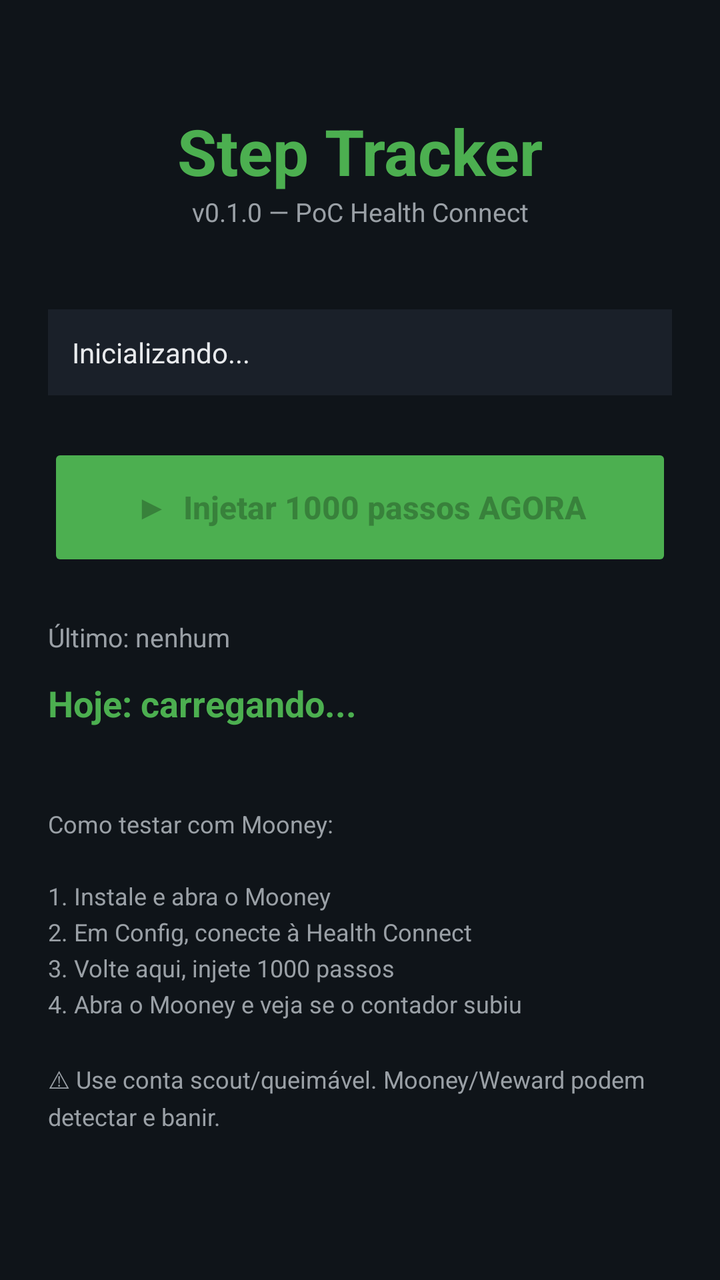
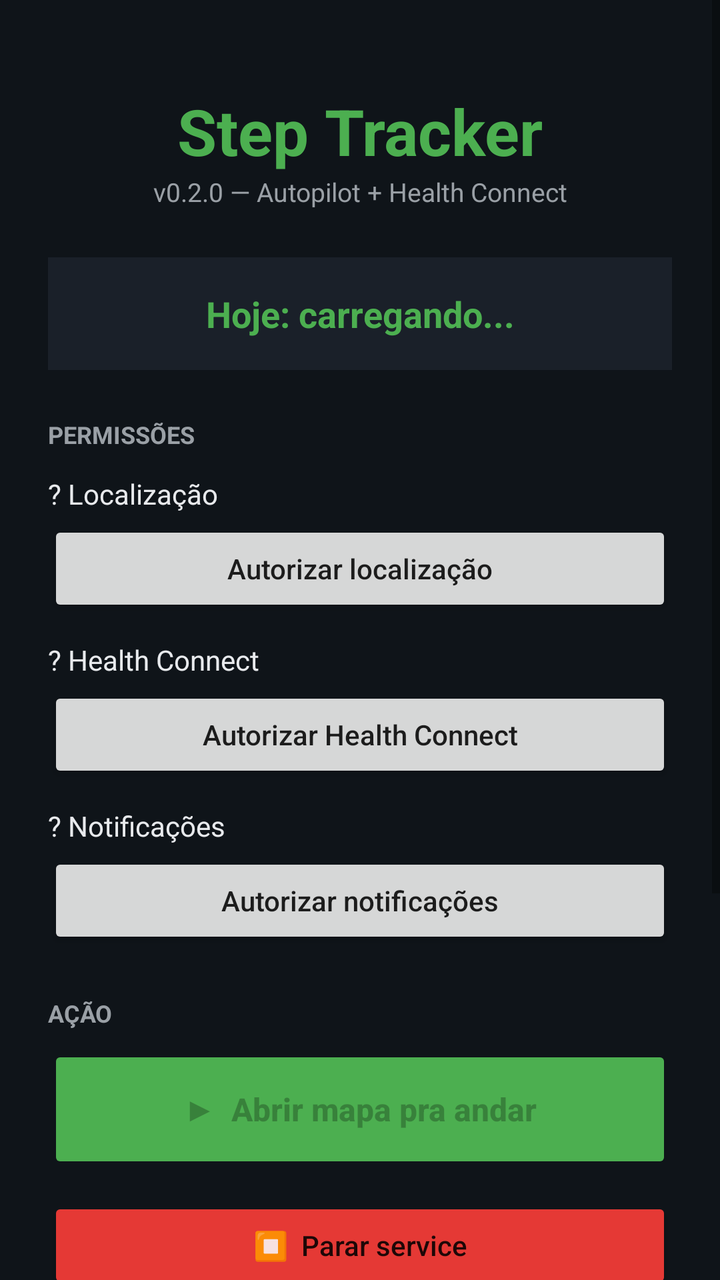

Compare the two renders of this Android layout. The source of the first and the diff that turns it into the second are given below.
<!-- AndroidManifest.xml: application theme Theme.AppCompat.Light.NoActionBar -->
<!-- res/layout/activity_main.xml -->
<?xml version="1.0" encoding="utf-8"?>
<ScrollView xmlns:android="http://schemas.android.com/apk/res/android"
    android:layout_width="match_parent"
    android:layout_height="match_parent"
    android:background="#0f1419"
    android:fillViewport="true">

    <LinearLayout
        android:layout_width="match_parent"
        android:layout_height="wrap_content"
        android:orientation="vertical"
        android:padding="24dp">

        <TextView
            android:layout_width="match_parent"
            android:layout_height="wrap_content"
            android:text="Step Tracker"
            android:textColor="#4caf50"
            android:textSize="32sp"
            android:textStyle="bold"
            android:gravity="center"
            android:paddingTop="30dp"/>

        <TextView
            android:layout_width="match_parent"
            android:layout_height="wrap_content"
            android:text="v0.1.0 — PoC Health Connect"
            android:textColor="#9aa0a6"
            android:textSize="13sp"
            android:gravity="center"
            android:paddingBottom="40dp"/>

        <TextView
            android:id="@+id/status"
            android:layout_width="match_parent"
            android:layout_height="wrap_content"
            android:text="Inicializando..."
            android:textColor="#e8eaed"
            android:textSize="14sp"
            android:background="#1a2029"
            android:padding="12dp"
            android:layout_marginBottom="24dp"/>

        <Button
            android:id="@+id/btn_inject"
            android:layout_width="match_parent"
            android:layout_height="64dp"
            android:text="▶  Injetar 1000 passos AGORA"
            android:textSize="16sp"
            android:textStyle="bold"
            android:textAllCaps="false"
            android:backgroundTint="#4caf50"
            android:enabled="false"/>

        <TextView
            android:id="@+id/last_event"
            android:layout_width="match_parent"
            android:layout_height="wrap_content"
            android:text="Último: nenhum"
            android:textColor="#9aa0a6"
            android:textSize="13sp"
            android:paddingTop="24dp"/>

        <TextView
            android:id="@+id/today_total"
            android:layout_width="match_parent"
            android:layout_height="wrap_content"
            android:text="Hoje: carregando..."
            android:textColor="#4caf50"
            android:textSize="18sp"
            android:textStyle="bold"
            android:paddingTop="12dp"/>

        <TextView
            android:layout_width="match_parent"
            android:layout_height="wrap_content"
            android:text="Como testar com Mooney:\n\n1. Instale e abra o Mooney\n2. Em Config, conecte à Health Connect\n3. Volte aqui, injete 1000 passos\n4. Abra o Mooney e veja se o contador subiu\n\n⚠ Use conta scout/queimável. Mooney/Weward podem detectar e banir."
            android:textColor="#9aa0a6"
            android:textSize="12sp"
            android:paddingTop="40dp"
            android:lineSpacingExtra="4dp"/>

    </LinearLayout>
</ScrollView>
<!-- resources referenced by this layout -->
<resources>

</resources>

<!-- the commit's change to res/layout/activity_main.xml (unified diff, before → after) -->
@@ -19,65 +19,124 @@
             android:textSize="32sp"
             android:textStyle="bold"
             android:gravity="center"
-            android:paddingTop="30dp"/>
+            android:paddingTop="20dp"/>
 
         <TextView
             android:layout_width="match_parent"
             android:layout_height="wrap_content"
-            android:text="v0.1.0 — PoC Health Connect"
+            android:text="v0.2.0 — Autopilot + Health Connect"
             android:textColor="#9aa0a6"
             android:textSize="13sp"
             android:gravity="center"
-            android:paddingBottom="40dp"/>
+            android:paddingBottom="24dp"/>
 
         <TextView
-            android:id="@+id/status"
+            android:id="@+id/today_label"
             android:layout_width="match_parent"
             android:layout_height="wrap_content"
-            android:text="Inicializando..."
+            android:text="Hoje: carregando..."
+            android:textColor="#4caf50"
+            android:textSize="18sp"
+            android:textStyle="bold"
+            android:gravity="center"
+            android:background="#1a2029"
+            android:padding="16dp"
+            android:layout_marginBottom="24dp"/>
+
+        <TextView
+            android:layout_width="match_parent"
+            android:layout_height="wrap_content"
+            android:text="PERMISSÕES"
+            android:textColor="#9aa0a6"
+            android:textSize="12sp"
+            android:textStyle="bold"
+            android:paddingBottom="8dp"/>
+
+        <TextView
+            android:id="@+id/status_location"
+            android:layout_width="match_parent"
+            android:layout_height="wrap_content"
+            android:text="? Localização"
             android:textColor="#e8eaed"
             android:textSize="14sp"
-            android:background="#1a2029"
-            android:padding="12dp"
-            android:layout_marginBottom="24dp"/>
+            android:paddingTop="4dp"/>
+        <Button
+            android:id="@+id/btn_perm_location"
+            android:layout_width="match_parent"
+            android:layout_height="wrap_content"
+            android:text="Autorizar localização"
+            android:textAllCaps="false"
+            android:layout_marginTop="4dp"/>
+
+        <TextView
+            android:id="@+id/status_health"
+            android:layout_width="match_parent"
+            android:layout_height="wrap_content"
+            android:text="? Health Connect"
+            android:textColor="#e8eaed"
+            android:textSize="14sp"
+            android:paddingTop="12dp"/>
+        <Button
+            android:id="@+id/btn_perm_health"
+            android:layout_width="match_parent"
+            android:layout_height="wrap_content"
+            android:text="Autorizar Health Connect"
+            android:textAllCaps="false"
+            android:layout_marginTop="4dp"/>
+
+        <TextView
+            android:id="@+id/status_notif"
+            android:layout_width="match_parent"
+            android:layout_height="wrap_content"
+            android:text="? Notificações"
+            android:textColor="#e8eaed"
+            android:textSize="14sp"
+            android:paddingTop="12dp"/>
+        <Button
+            android:id="@+id/btn_perm_notif"
+            android:layout_width="match_parent"
+            android:layout_height="wrap_content"
+            android:text="Autorizar notificações"
+            android:textAllCaps="false"
+            android:layout_marginTop="4dp"/>
+
+        <TextView
+            android:layout_width="match_parent"
+            android:layout_height="wrap_content"
+            android:text="AÇÃO"
+            android:textColor="#9aa0a6"
+            android:textSize="12sp"
+            android:textStyle="bold"
+            android:paddingTop="24dp"
+            android:paddingBottom="8dp"/>
 
         <Button
-            android:id="@+id/btn_inject"
+            android:id="@+id/btn_open_map"
             android:layout_width="match_parent"
             android:layout_height="64dp"
-            android:text="▶  Injetar 1000 passos AGORA"
+            android:text="▶  Abrir mapa pra andar"
             android:textSize="16sp"
             android:textStyle="bold"
             android:textAllCaps="false"
             android:backgroundTint="#4caf50"
             android:enabled="false"/>
 
-        <TextView
-            android:id="@+id/last_event"
+        <Button
+            android:id="@+id/btn_stop"
             android:layout_width="match_parent"
             android:layout_height="wrap_content"
-            android:text="Último: nenhum"
-            android:textColor="#9aa0a6"
-            android:textSize="13sp"
-            android:paddingTop="24dp"/>
-
-        <TextView
-            android:id="@+id/today_total"
-            android:layout_width="match_parent"
-            android:layout_height="wrap_content"
-            android:text="Hoje: carregando..."
-            android:textColor="#4caf50"
-            android:textSize="18sp"
-            android:textStyle="bold"
-            android:paddingTop="12dp"/>
+            android:text="⏹  Parar service"
+            android:textAllCaps="false"
+            android:layout_marginTop="12dp"
+            android:backgroundTint="#e53935"/>
 
         <TextView
             android:layout_width="match_parent"
             android:layout_height="wrap_content"
-            android:text="Como testar com Mooney:\n\n1. Instale e abra o Mooney\n2. Em Config, conecte à Health Connect\n3. Volte aqui, injete 1000 passos\n4. Abra o Mooney e veja se o contador subiu\n\n⚠ Use conta scout/queimável. Mooney/Weward podem detectar e banir."
+            android:text="Como usar:\n\n1. Autoriza as 3 permissões acima\n2. Abre Mooney e conecta Health Connect\n3. Volta aqui, clica Abrir mapa\n4. Escolhe velocidade (5/12/20 km/h) e clica em um ponto do mapa\n5. Clica Andar — passos aparecem no Mooney em tempo real\n\n⚠ Use conta scout/queimável. Mooney/Weward podem detectar e banir."
             android:textColor="#9aa0a6"
             android:textSize="12sp"
-            android:paddingTop="40dp"
+            android:paddingTop="30dp"
             android:lineSpacingExtra="4dp"/>
 
     </LinearLayout>
